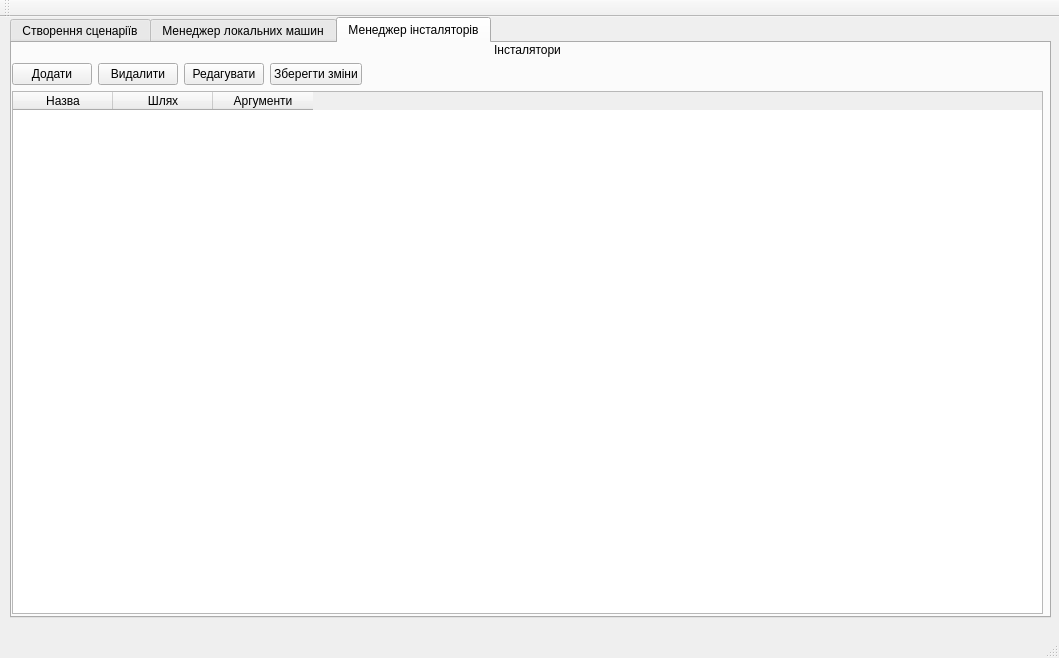
sweetcolor/WinAutoInstaller, file app/view/mainwindow.ui: the form before one commit.
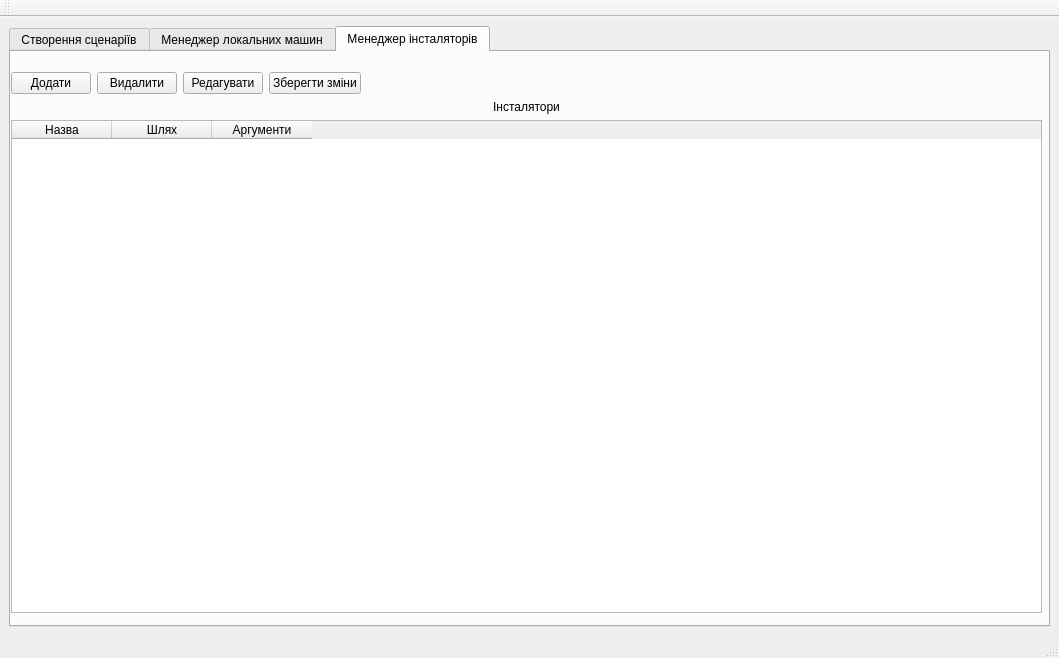
The form after the commit.

Commit message: add add_installer_button, resource file, MainWindow in single file

The edit to the form file:
```diff
--- a/app/view/mainwindow.ui
+++ b/app/view/mainwindow.ui
@@ -14,15 +14,9 @@
    <string>MainWindow</string>
   </property>
   <widget class="QWidget" name="centralWidget">
+   <layout class="QVBoxLayout" name="verticalLayout">
+    <item>
    <widget class="QTabWidget" name="installerTabWidget">
-    <property name="geometry">
-     <rect>
-      <x>10</x>
-      <y>0</y>
-      <width>1041</width>
-      <height>601</height>
-     </rect>
-    </property>
     <property name="currentIndex">
      <number>2</number>
     </property>
@@ -301,25 +295,28 @@
      <attribute name="title">
       <string>Менеджер інсталяторів</string>
      </attribute>
-     <widget class="QWidget" name="">
+       <widget class="QWidget" name="layoutWidget">
       <property name="geometry">
        <rect>
         <x>0</x>
         <y>0</y>
         <width>1031</width>
-        <height>571</height>
-       </rect>
-      </property>
-      <layout class="QVBoxLayout" name="installerVerticalLayout">
+          <height>561</height>
+         </rect>
+        </property>
+        <layout class="QVBoxLayout" name="installerManagerVerticalLayout">
        <item>
-        <widget class="QLabel" name="installerLabel">
-         <property name="text">
-          <string>Інсталятори</string>
-         </property>
-         <property name="alignment">
-          <set>Qt::AlignCenter</set>
-         </property>
-        </widget>
+          <spacer name="horizontalSpacer">
+           <property name="orientation">
+            <enum>Qt::Horizontal</enum>
+           </property>
+           <property name="sizeHint" stdset="0">
+            <size>
+             <width>40</width>
+             <height>20</height>
+            </size>
+           </property>
+          </spacer>
        </item>
        <item>
         <layout class="QHBoxLayout" name="installerButtonHorizontalLayout">
@@ -366,6 +363,16 @@
          </item>
         </layout>
        </item>
+         <item>
+          <widget class="QLabel" name="installerLabel">
+           <property name="text">
+            <string>Інсталятори</string>
+           </property>
+           <property name="alignment">
+            <set>Qt::AlignCenter</set>
+           </property>
+          </widget>
+         </item>
        <item>
         <widget class="QTableWidget" name="installerTableWidget">
          <column>
@@ -389,6 +396,8 @@
      </widget>
     </widget>
    </widget>
+    </item>
+   </layout>
   </widget>
   <widget class="QMenuBar" name="menuBar">
    <property name="geometry">
```
Left out of the diff: 9 changed lines with no effect on the pictures. Lines whose indentation alone changed are shown as unchanged. The commit also changes 22 other files.
